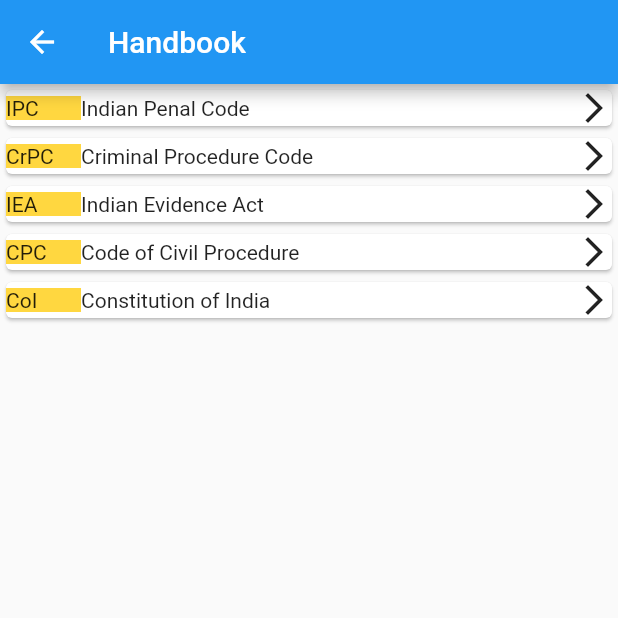
After one commit to chiragpandey15/Advocate-Diary, a Flutter app: the Handbook screen opened by its route, on a phone screen of 412 x 824 dp, the top half of it. The commit adds this screen. Run offline on Flutter 3.47's test engine with Material 2 defaults, Android fonts, the phone set to English and light mode, and no system bars; our stand-ins replace firebase_auth, google_sign_in, permission_handler, shared_preferences, sqflite, toast; missing offline and left inert: googleapis; accounts and stored records are empty; network calls fail.

Commit message:
all done 22/10

```diff
--- /dev/null
+++ b/advocate/lib/handbook.dart
@@ -0,0 +1,156 @@
+import 'package:flutter/material.dart';
+import 'package:url_launcher/url_launcher.dart';
+import 'package:toast/toast.dart';
+
+class Handbook extends StatefulWidget {
+  @override
+  _HandbookState createState() => _HandbookState();
+}
+
+class _HandbookState extends State<Handbook> {
+
+  launchUrl(String url)async{
+    try{
+      // print(url);
+      if(await canLaunch(url))
+      {
+        await launch(url);
+      }
+      else
+        throw "Some error occured";
+
+    }catch(e){
+      Toast.show(e,context, duration: Toast.LENGTH_LONG,gravity:  Toast.CENTER);
+    }
+  }
+
+
+
+  @override
+  Widget build(BuildContext context) {
+    return Scaffold(
+      appBar: AppBar(
+        title: Text("Handbook"),
+      ),
+      body: Column(
+        children:[
+          Card(
+              child: InkWell(
+                onTap: (){
+                    launchUrl("https://www.indiacode.nic.in/handle/123456789/2263?sam_handle=123456789/1362");
+                  },
+                  child: Row(
+                    mainAxisAlignment: MainAxisAlignment.spaceBetween,
+                    children: [
+                      Row(
+                        children: [
+                          Container(
+                            width:50,
+                            color: Colors.amberAccent,
+                            child:Text("IPC"),
+                          ),
+                          Text("Indian Penal Code"),
+                        ],
+                      ),
+                      Icon(Icons.arrow_forward_ios),
+                    ],
+                  ),
+                ),
+              ),
+          Card(
+              child: InkWell(
+                onTap: (){
+                    launchUrl("https://www.indiacode.nic.in/handle/123456789/1611?sam_handle=123456789/1362");
+                  },
+                  child: Row(
+                    mainAxisAlignment: MainAxisAlignment.spaceBetween,
+                    children: [
+                      Row(
+                        children: [
+                          Container(
+                            width:50,
+                            color: Colors.amberAccent,
+                            child:Text("CrPC"),
+                          ),
+                          Text("Criminal Procedure Code"),
+                        ],
+                      ),
+                      Icon(Icons.arrow_forward_ios),
+                    ],
+                  ),
+                ),
+              ),
+          Card(
+              child: InkWell(
+                onTap: (){
+                    launchUrl("https://www.indiacode.nic.in/handle/123456789/2188?locale=en");
+                  },
+                  child: Row(
+                    mainAxisAlignment: MainAxisAlignment.spaceBetween,
+                    children: [
+                      Row(
+                        children: [
+                          Container(
+                            width:50,
+                            color: Colors.amberAccent,
+                            child:Text("IEA"),
+                          ),
+                          Text("Indian Evidence Act"),
+                        ],
+                      ),
+                      Icon(Icons.arrow_forward_ios),
+                    ],
+                  ),
+                ),
+              ),
+          Card(
+              child: InkWell(
+                  onTap: (){
+                    launchUrl("https://www.indiacode.nic.in/handle/123456789/2191?sam_handle=123456789/1362");
+                  },
+                  child: Row(
+                    mainAxisAlignment: MainAxisAlignment.spaceBetween,
+                    children: [
+                      Row(
+                        children: [
+                          Container(
+                            width:50,
+                            color: Colors.amberAccent,
+                            child:Text("CPC"),
+                          ),
+                          Text("Code of Civil Procedure"),
+                        ],
+                      ),
+                      Icon(Icons.arrow_forward_ios),
+                    ],
+                  ),
+                ),
+              ),
+          Card(
+              child: InkWell(
+                  onTap: (){
+                     launchUrl("https://www.constitutionofindia.net/constitution_of_india");
+                  },
+                  child: Row(
+                    mainAxisAlignment: MainAxisAlignment.spaceBetween,
+                    children: [
+                      Row(
+                        children: [
+                          Container(
+                            width:50,
+                            color: Colors.amberAccent,
+                            child:Text("CoI"),
+                          ),
+                          Text("Constitution of India"),
+                        ],
+                      ),
+                      Icon(Icons.arrow_forward_ios),
+                    ],
+                  ),
+                ),
+              ),
+        ]
+      ),
+    );
+  }
+}
--- a/advocate/lib/main.dart
+++ b/advocate/lib/main.dart
@@ -20,6 +20,7 @@ import 'package:advocate/addDate.dart';
 import 'package:advocate/Message/message.dart';
 import 'package:advocate/Message/perticularMessage.dart';
 import 'package:advocate/Message/sendSMS.dart';
+import 'package:advocate/handbook.dart';
 import 'package:permission_handler/permission_handler.dart';
 import 'package:google_sign_in/google_sign_in.dart';
 
@@ -52,6 +53,7 @@ class MyApp extends StatelessWidget {
         '/addDetails':(context)=>AddDate(),
         '/message':(context)=>Message(),
         '/perticularMessage':(context)=>PerticularMessage(),
+        '/handbook':(context)=>Handbook(),
       },
     );
   }
@@ -333,7 +335,7 @@ class _MyHomePageState extends State<MyHomePage> with WidgetsBindingObserver{
     checkLogin();
     checkReminder();
     DriveStorage dS=DriveStorage();
-    // dS.backUpToDrive();
+    dS.backUpToDrive();
   }
 
   logout()async{
@@ -600,6 +602,33 @@ class _MyHomePageState extends State<MyHomePage> with WidgetsBindingObserver{
                  ),
               ),
             ),
+
+            Card(
+              child: InkWell(
+                onTap:(){
+                  Navigator.pushNamed(context, '/handbook',).then((value){
+                    getTodaysList();
+                  });
+                },
+                child:Row(
+                    children: <Widget>[
+                      Icon(
+                        Icons.note,
+                        size: 35,
+                      ),
+                      SizedBox(width: 10,),
+                      Text(
+                        "Handbook",
+                        style: TextStyle(
+                          fontSize: 20,
+                        ),
+                      ),
+                    ],
+                 ),
+              ),
+            ),
+
+
             Card(
               child: InkWell(
                 onTap:(){
--- a/advocate/pubspec.yaml
+++ b/advocate/pubspec.yaml
@@ -32,6 +32,7 @@ dependencies:
   permission_handler:
   googleapis:
   googleapis_auth:
+  url_launcher: ^5.5.2
   # The following adds the Cupertino Icons font to your application.
   # Use with the CupertinoIcons class for iOS style icons.
   cupertino_icons: ^0.1.3
```
Also changed, not shown: advocate/pubspec.lock.
